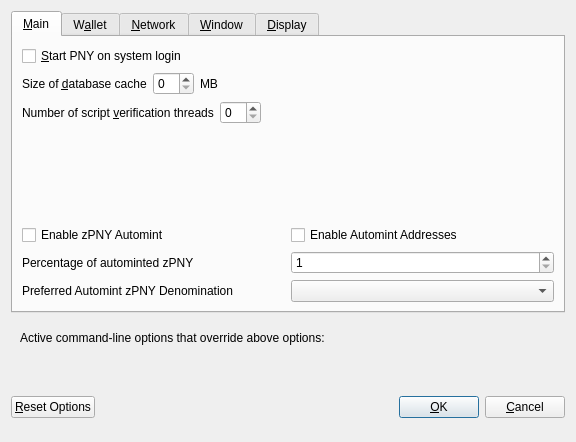
This is src/qt/forms/optionsdialog.ui in AltcoinBaggins/lil as Qt 5 draws it before an edit. The edited form follows.
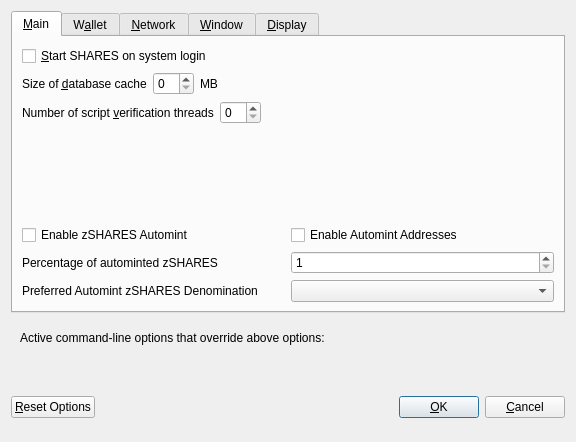
This is the edited form. Custom widgets are drawn as their Qt base class.

Commit message: Update branding to SHARES

```diff
--- a/src/qt/forms/optionsdialog.ui
+++ b/src/qt/forms/optionsdialog.ui
@@ -33,7 +33,7 @@
           <string>Automatically start PNY after logging in to the system.</string>
          </property>
          <property name="text">
-          <string>&amp;Start PNY on system login</string>
+          <string>&amp;Start SHARES on system login</string>
          </property>
         </widget>
        </item>
@@ -147,7 +147,7 @@
                <enum>Qt::LeftToRight</enum>
               </property>
               <property name="text">
-               <string>Enable zPNY Automint</string>
+               <string>Enable zSHARES Automint</string>
               </property>
              </widget>
             </item>
@@ -174,7 +174,7 @@
                <string>Percentage of incoming PNY which get automatically converted to zPNY via Zerocoin Protocol (min: 10%)</string>
               </property>
               <property name="text">
-               <string>Percentage of autominted zPNY</string>
+               <string>Percentage of autominted zSHARES</string>
               </property>
              </widget>
             </item>
@@ -207,7 +207,7 @@
                <string>Wait with automatic conversion to Zerocoin until enough PNY for this denomination is available</string>
               </property>
               <property name="text">
-               <string>Preferred Automint zPNY Denomination</string>
+               <string>Preferred Automint zSHARES Denomination</string>
               </property>
              </widget>
             </item>
```
Left out of the diff: 18 changed lines with no effect on the pictures. The commit also changes 657 other files.
